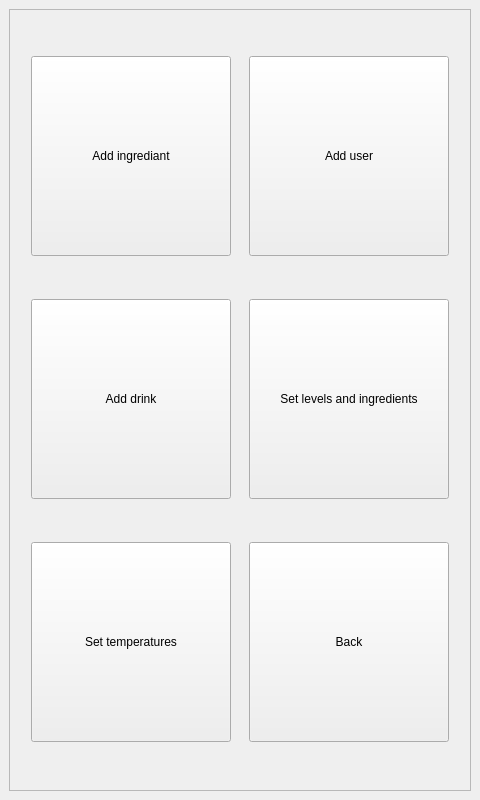
Before: the Qt Designer form ui/mainwindow.ui in marso329/DrinkRobot, drawn with Qt 5.
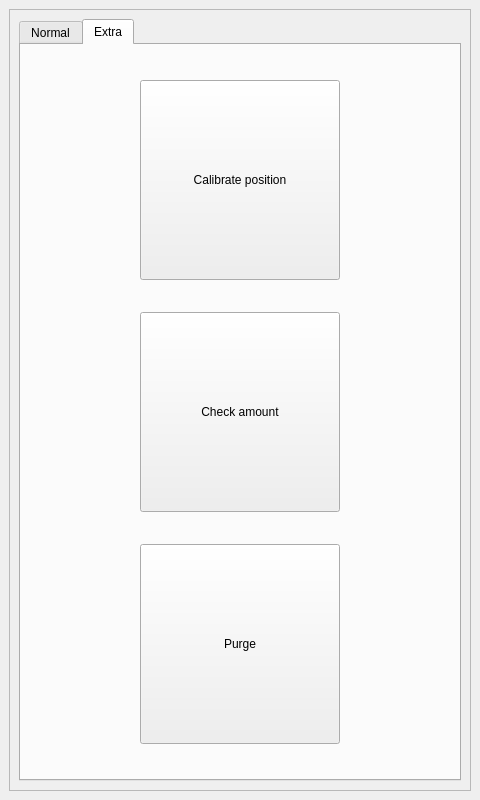
After: the same form once the commit is applied. The open tabs and pages were chosen to show the change. Icons and pictures are not drawn. Custom widgets are drawn as their Qt base class.

Commit message: added calibration from gui

Patch:
```diff
--- a/ui/mainwindow.ui
+++ b/ui/mainwindow.ui
@@ -254,6 +254,16 @@
           <property name="frameShadow">
            <enum>QFrame::Raised</enum>
           </property>
+          <layout class="QGridLayout" name="gridLayout_54">
+           <item row="0" column="0">
+            <widget class="QTabWidget" name="tabWidget">
+             <property name="currentIndex">
+              <number>1</number>
+             </property>
+             <widget class="QWidget" name="Normal">
+              <attribute name="title">
+               <string>Normal</string>
+              </attribute>
           <layout class="QGridLayout" name="gridLayout_5">
            <item row="0" column="0">
             <widget class="QPushButton" name="add_ingredient">
@@ -350,8 +360,53 @@
              </property>
             </widget>
            </item>
+              </layout>
+             </widget>
+             <widget class="QWidget" name="tab_2">
+              <attribute name="title">
+               <string>Extra</string>
+              </attribute>
+              <layout class="QGridLayout" name="gridLayout_55">
+               <item row="0" column="0">
+                <widget class="QPushButton" name="admin_calibrate_pos">
+                 <property name="minimumSize">
+                  <size>
+                   <width>200</width>
+                   <height>200</height>
+                  </size>
+                 </property>
+                 <property name="maximumSize">
+                  <size>
+                   <width>200</width>
+                   <height>200</height>
+                  </size>
+                 </property>
+                 <property name="text">
+                  <string>Calibrate position</string>
+                 </property>
+                </widget>
+               </item>
+               <item row="1" column="0">
+                <widget class="QPushButton" name="admin_check_amount">
+                 <property name="minimumSize">
+                  <size>
+                   <width>200</width>
+                   <height>200</height>
+                  </size>
+                 </property>
+                 <property name="maximumSize">
+                  <size>
+                   <width>200</width>
+                   <height>200</height>
+                  </size>
+                 </property>
+                 <property name="text">
+                  <string>Check amount</string>
+                 </property>
+                </widget>
+               </item>
            <item row="2" column="0">
-            <widget class="QPushButton" name="admin_temp">
+                <widget class="QPushButton" name="admin_purge">
              <property name="minimumSize">
               <size>
                <width>200</width>
@@ -365,8 +420,12 @@
               </size>
              </property>
              <property name="text">
-              <string>Set temperatures</string>
-             </property>
+                  <string>Purge</string>
+                 </property>
+                </widget>
+               </item>
+              </layout>
+             </widget>
             </widget>
            </item>
           </layout>
```
Left out of the diff: 99 changed lines with no effect on the pictures. Lines whose indentation alone changed are shown as unchanged. The commit also changes 3 other files.
